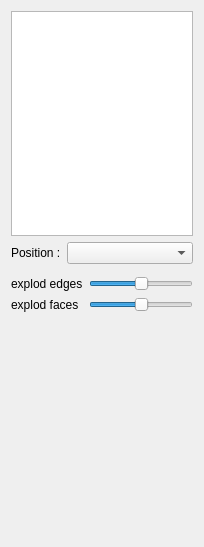
First picture: the form in SCHNApps/Plugins/renderTopoSurface/forms/renderTopoSurface.ui, repository cgogn/CGoGN, before the edit.
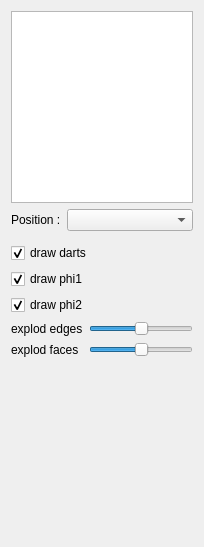
Second picture: the form after the edit.

Commit message: SCHNApps: renderTopoSurface debug & update

Patch:
```diff
--- a/SCHNApps/Plugins/renderTopoSurface/forms/renderTopoSurface.ui
+++ b/SCHNApps/Plugins/renderTopoSurface/forms/renderTopoSurface.ui
@@ -13,11 +13,11 @@
   <property name="windowTitle">
    <string>Form</string>
   </property>
-  <layout class="QGridLayout" name="gridLayout_3">
-   <item row="0" column="0">
+  <layout class="QVBoxLayout" name="verticalLayout">
+   <item>
     <widget class="QListWidget" name="mapList"/>
    </item>
-   <item row="1" column="0">
+   <item>
     <layout class="QGridLayout" name="gridLayout">
      <property name="sizeConstraint">
       <enum>QLayout::SetDefaultConstraint</enum>
@@ -41,10 +41,40 @@
      </item>
     </layout>
    </item>
-   <item row="2" column="0">
+   <item>
     <widget class="Line" name="line"/>
    </item>
-   <item row="3" column="0">
+   <item>
+    <widget class="QCheckBox" name="check_drawDarts">
+     <property name="text">
+      <string>draw darts</string>
+     </property>
+     <property name="checked">
+      <bool>true</bool>
+     </property>
+    </widget>
+   </item>
+   <item>
+    <widget class="QCheckBox" name="check_drawPhi1">
+     <property name="text">
+      <string>draw phi1</string>
+     </property>
+     <property name="checked">
+      <bool>true</bool>
+     </property>
+    </widget>
+   </item>
+   <item>
+    <widget class="QCheckBox" name="check_drawPhi2">
+     <property name="text">
+      <string>draw phi2</string>
+     </property>
+     <property name="checked">
+      <bool>true</bool>
+     </property>
+    </widget>
+   </item>
+   <item>
     <layout class="QGridLayout" name="gridLayout_2">
      <item row="0" column="0">
       <widget class="QLabel" name="label">
@@ -82,7 +112,7 @@
      </item>
     </layout>
    </item>
-   <item row="4" column="0">
+   <item>
     <spacer name="verticalSpacer">
      <property name="orientation">
       <enum>Qt::Vertical</enum>
```
The commit also changes 9 other files.
